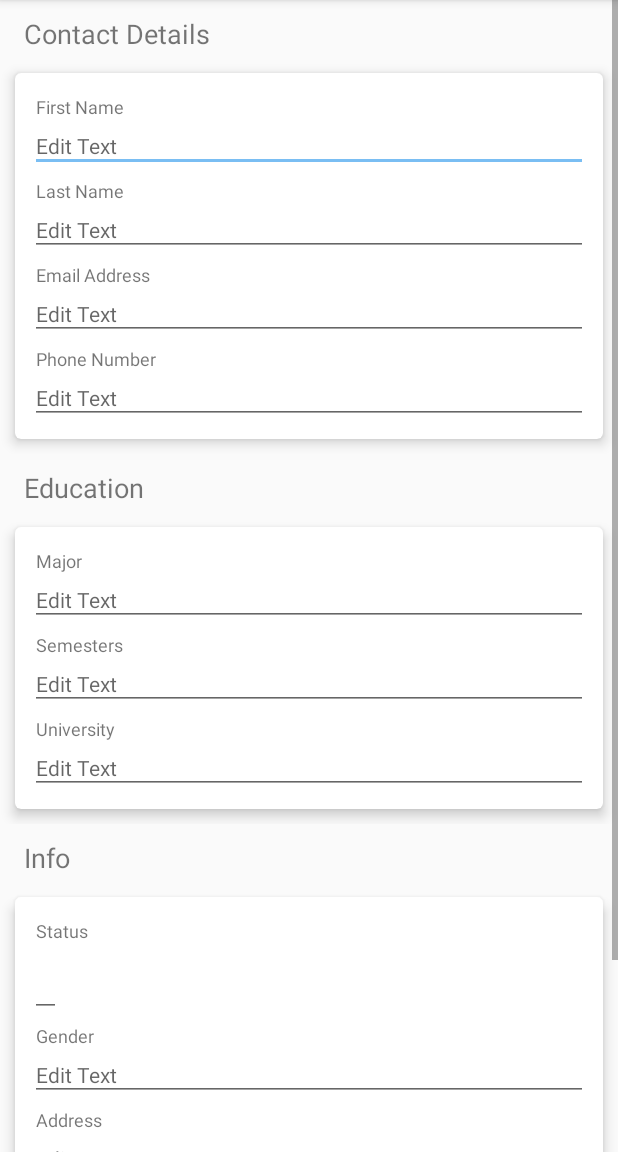
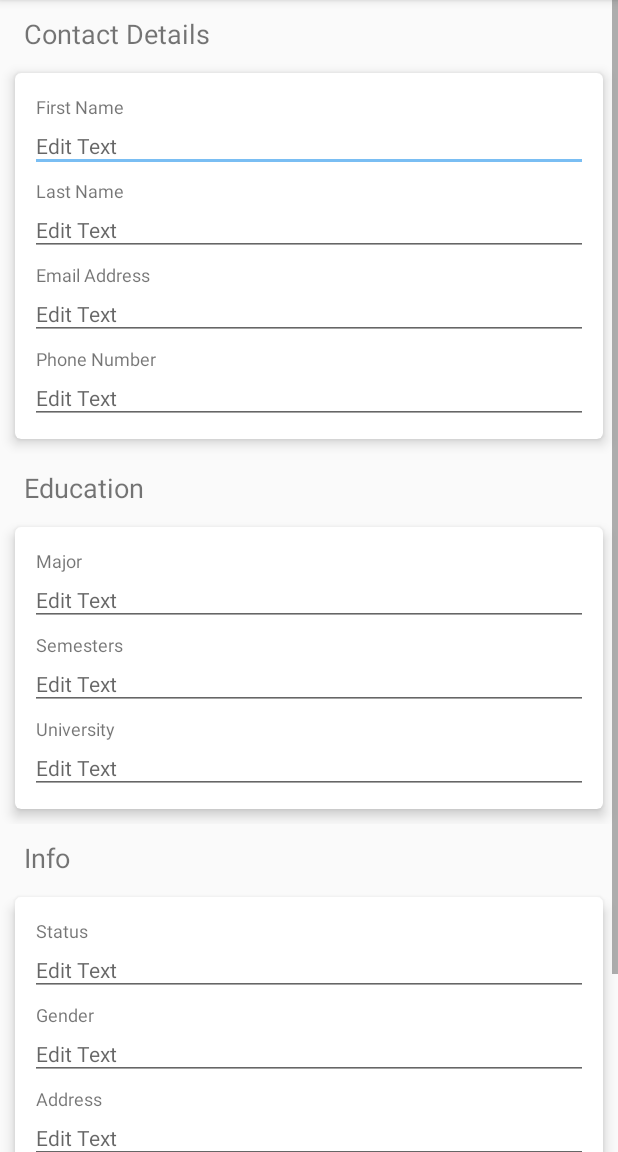
Before and after one commit to shalomweiss/mm-android-2017, an Android app: the ProfileController screen opened directly, with no data from a screen before it, on a phone screen of 412 x 824 dp, the part 84-1236 px from its top. Run offline under Robolectric (Android 15) with nearby library versions, the phone set to English and light mode, and no system bars.

Commit message:
Update2 profile fill

```diff
--- a/app/src/main/res/layout/activity_profile_fill.xml
+++ b/app/src/main/res/layout/activity_profile_fill.xml
@@ -1,10 +1,5 @@
 <?xml version="1.0" encoding="utf-8"?>
-<LinearLayout xmlns:android="http://schemas.android.com/apk/res/android"
-    android:layout_width="match_parent"
-    android:layout_height="match_parent"
-    android:orientation="vertical">
-
-    <ScrollView
+<ScrollView xmlns:android="http://schemas.android.com/apk/res/android"
     android:layout_width="match_parent"
     android:layout_height="match_parent">
 
@@ -126,9 +121,7 @@
 
                     <EditText
                         android:id="@+id/etStatus"
-                            style="TableTextItemRowContent"
-                            android:layout_width="wrap_content"
-                            android:layout_height="wrap_content" />
+                        style="@style/TableTextItemRowContent" />
 
                     <TextView
                         style="@style/TableViewItemRowHeader"
@@ -169,4 +162,3 @@
 
     </LinearLayout>
 </ScrollView>
-</LinearLayout>
```
Lines whose indentation alone changed are shown as unchanged.
